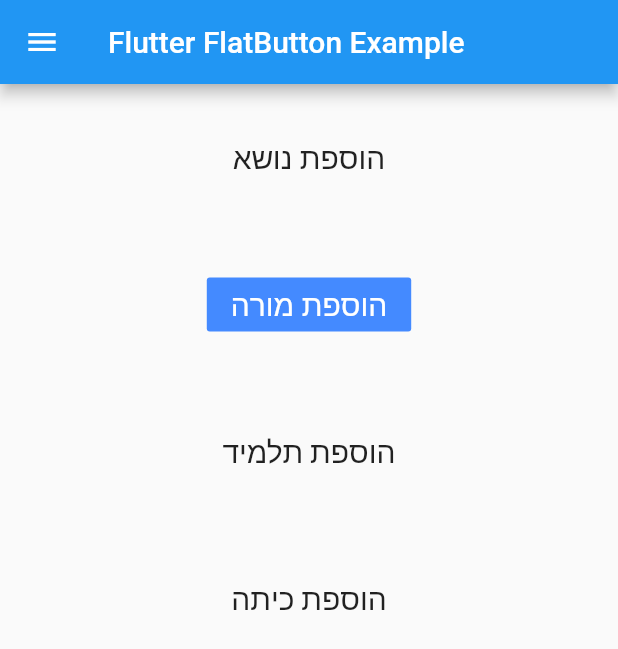
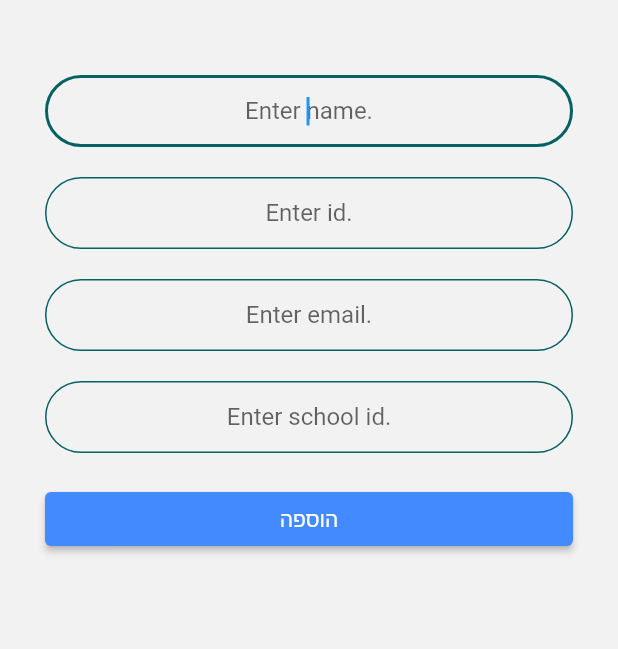
Before and after one commit to salemgu1/HSTT-HighSchoolTimeTabling, a Flutter app: the AfterLogin screen opened directly, after a tap on "הוספת מורה", on a phone screen of 412 x 824 dp. Shown: the top 649 px of the screen. Run offline on Flutter 3.47's test engine with Material 2 defaults, Android fonts, the phone set to English and light mode, and no system bars; our stand-ins replace parse_server_sdk_flutter; missing offline and left inert: connectivity_plus_web, package_info_plus_web, shared_preferences_web.

Commit message:
add teacher option for the admin
add teacher option for the admin and save this i the data base (username, password) and verified this in the email for the user

```diff
--- /dev/null
+++ b/lib/AdminPages/AddTeacher.dart
@@ -0,0 +1,303 @@
+import 'package:flutter/material.dart';
+import 'package:parse_server_sdk_flutter/parse_server_sdk.dart';
+import 'dart:convert';
+import 'dart:async';
+import 'package:flutter/material.dart';
+import '../constants.dart';
+import '../components/rounded_button.dart';
+import '../components/key.dart';
+import 'package:timetabler/AdminPages/AfterLogin.dart';
+
+
+class Teacher extends ParseUser{
+  Teacher(String? username, String? password, String? emailAddress,String school_id) : super(username, password, emailAddress);
+
+}
+class TeacherUser extends StatefulWidget {
+  @override
+  _AddTeacherUser createState() => _AddTeacherUser();
+}
+
+class _AddTeacherUser extends State<TeacherUser> {
+  // late String name;
+
+  final name = TextEditingController();
+  final email = TextEditingController();
+  final id_number= TextEditingController();
+  final school_id= TextEditingController();
+
+
+  void addUser() async {
+    if (name.text.trim().isEmpty && email.text.trim().isEmpty && id_number.text.trim().isEmpty) {
+      SnackBar(
+        content: Text("Empty title"),
+        duration: Duration(seconds: 2),
+      );
+      return;
+    }
+
+    await saveTeacher(name.text,email.text,id_number.text,school_id.text);
+    Teacher teacher = new Teacher(id_number.text,id_number.text,email.text,school_id.text);
+    teacher.save();
+  }
+  @override
+  Widget build(BuildContext context) {
+    return new MaterialApp(
+      home: new Scaffold(
+        backgroundColor: const Color(0xffF2F2F2),
+        body: SingleChildScrollView(
+          child: Container(
+            padding: const EdgeInsets.all(30.0),
+            decoration: const BoxDecoration(
+              color: Color(0xffF2F2F2),
+            ),
+            child: Column(
+              crossAxisAlignment: CrossAxisAlignment.stretch,
+              children: [
+                const SizedBox(
+                  height: 20.0,
+                ),
+                TextField(
+                  controller: name,
+                  autofocus: true,
+                  textAlign: TextAlign.center,
+                  decoration:
+                  kTextFieldDecoration.copyWith(hintText: 'Enter name.'),
+                ),
+                const SizedBox(
+                  height: 20.0,
+                ),
+                TextField(
+                  controller: id_number,
+                  autofocus: true,
+                  textAlign: TextAlign.center,
+                  decoration:
+                  kTextFieldDecoration.copyWith(hintText: 'Enter id.'),
+                ),
+                const SizedBox(
+                  height: 20.0,
+                ),
+                TextField(
+                  controller: email,
+                  autofocus: true,
+                  textAlign: TextAlign.center,
+                  decoration:
+                  kTextFieldDecoration.copyWith(hintText: 'Enter email.'),
+                ),
+                const SizedBox(
+                  height: 20.0,
+                ),
+                TextField(
+                  controller: school_id,
+                  autofocus: true,
+                  textAlign: TextAlign.center,
+                  decoration:
+                  kTextFieldDecoration.copyWith(hintText: 'Enter school id.'),
+                ),
+                const SizedBox(
+                  height: 20.0,
+                ),
+                ElevatedButton(
+                    style: ElevatedButton.styleFrom(
+                      onPrimary: Colors.white,
+                      primary: Colors.blueAccent,
+                    ),
+                    onPressed: addUser,
+                    child: Text("הוספה")),
+              ],
+            ),
+          ),
+        ),
+      ),
+    );
+
+  }
+
+  Future<void> saveTeacher(String name, String email, String id,String school_id) async {
+    final teacher = ParseObject('Teacher')..set('name', name)..set('email', email)..set('id_number', id)..set('school_id', school_id);
+    await teacher.save();
+  }
+  Future<List<ParseObject>> getTeacher() async {
+    QueryBuilder<ParseObject> queryTodo =
+    QueryBuilder<ParseObject>(ParseObject('Teacher'));
+    final ParseResponse apiResponse = await queryTodo.query();
+
+    if (apiResponse.success && apiResponse.results != null) {
+      return apiResponse.results as List<ParseObject>;
+    } else {
+      return [];
+    }
+  }
+}
+// import 'package:flutter/material.dart';
+// import 'package:parse_server_sdk_flutter/parse_server_sdk.dart';
+//
+//
+// class Teacher extends StatefulWidget {
+//
+//   @override
+//   _TeacherState createState() => _TeacherState();
+// }
+//
+// class _TeacherState extends State<Teacher> {
+//   final todoController = TextEditingController();
+//
+//   void addToDo() async {
+//     if (todoController.text.trim().isEmpty) {
+//       ScaffoldMessenger.of(context).showSnackBar(SnackBar(
+//         content: Text("Empty title"),
+//         duration: Duration(seconds: 2),
+//       ));
+//       return;
+//     }
+//     await saveSubject(todoController.text);
+//     setState(() {
+//       todoController.clear();
+//     });
+//   }
+//
+//   @override
+//   Widget build(BuildContext context) {
+//     return Scaffold(
+//       body: Column(
+//         children: <Widget>[
+//           Container(
+//               width: 400,
+//               height: 400,
+//               padding: EdgeInsets.fromLTRB(17.0, 1.0, 7.0, 1.0),
+//               child: Row(
+//                 children: <Widget>[
+//                   Expanded(
+//                     child: TextField(
+//                       autocorrect: true,
+//                       textCapitalization: TextCapitalization.sentences,
+//                       controller: todoController,
+//                       decoration: InputDecoration(
+//                           labelText: "נושא חדש",
+//                           labelStyle: TextStyle(color: Colors.blueAccent)),
+//                     ),
+//                   ),
+//                   ElevatedButton(
+//                       style: ElevatedButton.styleFrom(
+//                         onPrimary: Colors.white,
+//                         primary: Colors.blueAccent,
+//                       ),
+//                       onPressed: addToDo,
+//                       child: Text("הוספה")),
+//                 ],
+//               )),
+//           // Expanded(
+//           //     child: FutureBuilder<List<ParseObject>>(
+//           //         future: getSubject(),
+//           //         builder: (context, snapshot) {
+//           //           switch (snapshot.connectionState) {
+//           //             case ConnectionState.none:
+//           //             case ConnectionState.waiting:
+//           //               return Center(
+//           //                 child: Container(
+//           //                     width: 100,
+//           //                     height: 100,
+//           //                     child: CircularProgressIndicator()),
+//           //               );
+//           //             default:
+//           //               if (snapshot.hasError) {
+//           //                 return Center(
+//           //                   child: Text("Error..."),
+//           //                 );
+//           //               }
+//           //               if (!snapshot.hasData) {
+//           //                 return Center(
+//           //                   child: Text("No Data..."),
+//           //                 );
+//           //               } else {
+//           //                 return ListView.builder(
+//           //                     padding: EdgeInsets.only(top: 10.0),
+//           //                     itemCount: snapshot.data!.length,
+//           //                     itemBuilder: (context, index) {
+//           //                       //*************************************
+//           //                       //Get Parse Object Values
+//           //                       final varTodo = snapshot.data![index];
+//           //                       final varTitle = '';
+//           //                       final varDone = false;
+//           //                       //*************************************
+//           //
+//           //                       return ListTile(
+//           //                         title: Text(varTitle),
+//           //                         leading: CircleAvatar(
+//           //                           child: Icon(
+//           //                               varDone ? Icons.check : Icons.error),
+//           //                           backgroundColor:
+//           //                           varDone ? Colors.green : Colors.blue,
+//           //                           foregroundColor: Colors.white,
+//           //                         ),
+//           //                         trailing: Row(
+//           //                           mainAxisSize: MainAxisSize.min,
+//           //                           children: [
+//           //                             Checkbox(
+//           //                                 value: varDone,
+//           //                                 onChanged: (value) async {
+//           //                                   await updateSubject(
+//           //                                       varTodo.objectId!, value!);
+//           //                                   setState(() {
+//           //                                     //Refresh UI
+//           //                                   });
+//           //                                 }),
+//           //                             IconButton(
+//           //                               icon: Icon(
+//           //                                 Icons.delete,
+//           //                                 color: Colors.blue,
+//           //                               ),
+//           //                               onPressed: () async {
+//           //                                 await deleteSubject(varTodo.objectId!);
+//           //                                 setState(() {
+//           //                                   final snackBar = SnackBar(
+//           //                                     content: Text("הנושא נמחק!"),
+//           //                                     duration: Duration(seconds: 2),
+//           //                                   );
+//           //                                   ScaffoldMessenger.of(context)
+//           //                                     ..removeCurrentSnackBar()
+//           //                                     ..showSnackBar(snackBar);
+//           //                                 });
+//           //                               },
+//           //                             )
+//           //                           ],
+//           //                         ),
+//           //                       );
+//           //                     });
+//           //               }
+//           //           }
+//           //         }))
+//         ],
+//       ),
+//     );
+//   }
+//
+//   Future<void> saveSubject(String title) async {
+//     final todo = ParseObject('Subject')..set('title', title)..set('done', false);
+//     await todo.save();
+//   }
+//
+//   Future<List<ParseObject>> getSubject() async {
+//     QueryBuilder<ParseObject> querySubject =
+//     QueryBuilder<ParseObject>(ParseObject('Subject'));
+//     final ParseResponse apiResponse = await querySubject.query();
+//
+//     if (apiResponse.success && apiResponse.results != null) {
+//       return apiResponse.results as List<ParseObject>;
+//     } else {
+//       return [];
+//     }
+//   }
+//
+//   Future<void> updateSubject(String id, bool done) async {
+//     var todo = ParseObject('Subject')
+//       ..objectId = id
+//       ..set('done', done);
+//     await todo.save();
+//   }
+//
+//   Future<void> deleteSubject(String id) async {
+//     var todo = ParseObject('Subject')..objectId = id;
+//     await todo.delete();
+//   }
+// }
--- a/lib/AdminPages/AfterLogin.dart
+++ b/lib/AdminPages/AfterLogin.dart
@@ -1,6 +1,7 @@
 import 'package:flutter/material.dart';
 import 'package:timetabler/registration/Login.dart';
 import 'package:parse_server_sdk_flutter/parse_server_sdk.dart';
+import '../AdminPages/AddTeacher.dart';
 
 class AfterLogin extends StatelessWidget {
 
@@ -85,7 +86,7 @@ class AfterLogin extends StatelessWidget {
                 onPressed: () {               Navigator.push(
                     context,
                     MaterialPageRoute(builder:( context) {
-                      return AfterLogin();
+                      return TeacherUser();
                     },
                     ));},
               ),
--- /dev/null
+++ b/lib/components/key.dart
@@ -0,0 +1,2 @@
+String accessToken =
+    'YOUR_API_ACCESS_TOKEN_HERE';
--- /dev/null
+++ b/lib/constants.dart
@@ -0,0 +1,17 @@
+import 'package:flutter/material.dart';
+
+const kTextFieldDecoration = InputDecoration(
+  hintText: 'Enter a value',
+  contentPadding: EdgeInsets.symmetric(vertical: 10.0, horizontal: 20.0),
+  border: OutlineInputBorder(
+    borderRadius: BorderRadius.all(Radius.circular(32.0)),
+  ),
+  enabledBorder: OutlineInputBorder(
+    borderSide: BorderSide(color: Color(0xff066163), width: 1.0),
+    borderRadius: BorderRadius.all(Radius.circular(32.0)),
+  ),
+  focusedBorder: OutlineInputBorder(
+    borderSide: BorderSide(color: Color(0xff066163), width: 2.0),
+    borderRadius: BorderRadius.all(Radius.circular(32.0)),
+  ),
+);
```
Also changed, not shown: lib/components/rounded_button.dart (added, +33 -0 lines).
